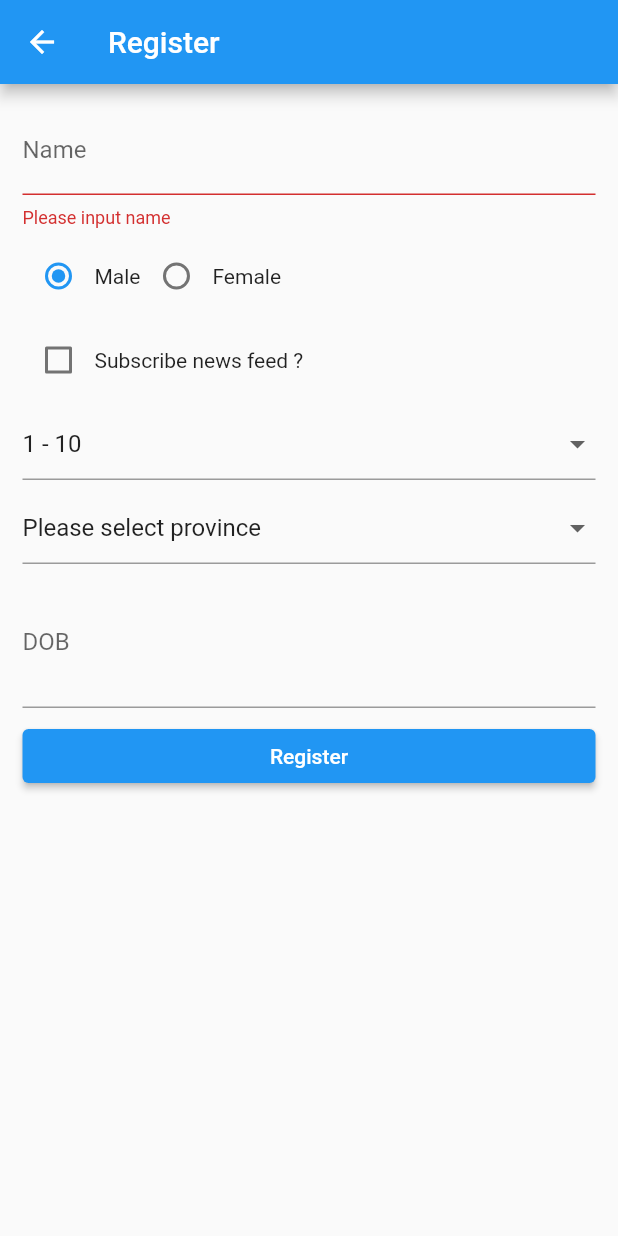
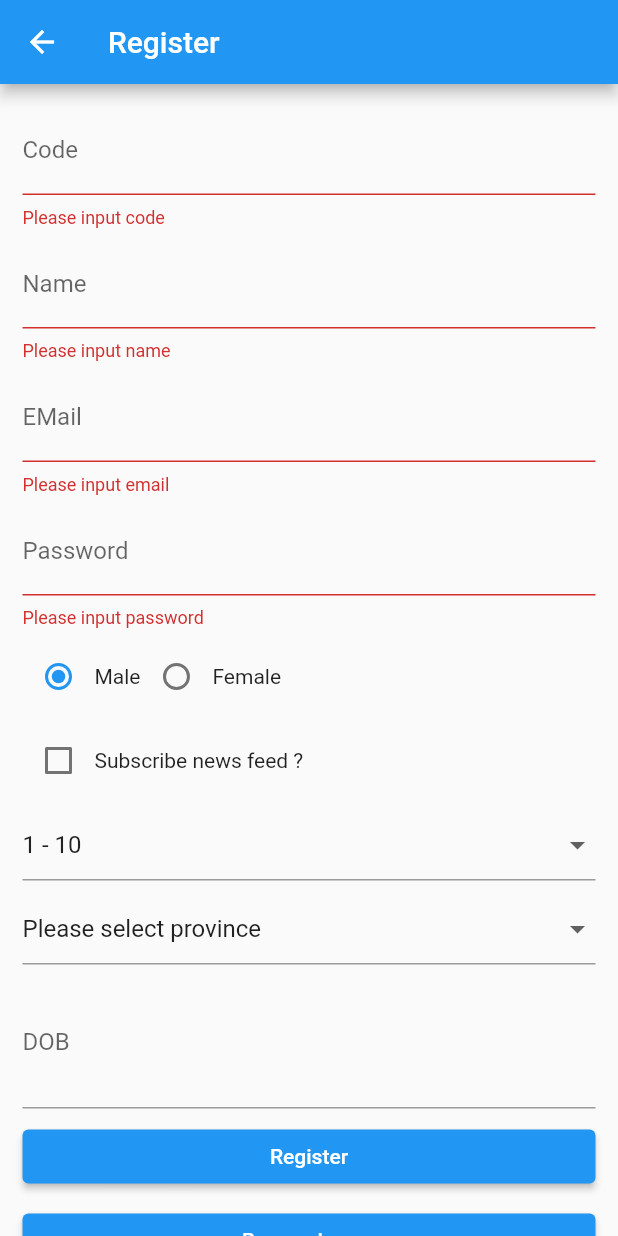
Before and after one commit to Sommaik/simple_mobile, a Flutter app: the RegisterPage screen opened by its route, after a tap on "Register", on a phone screen of 412 x 824 dp. Run offline on Flutter 3.47's test engine with Material 2 defaults, Android fonts, the phone set to English and light mode, and no system bars; our stand-ins replace dio, hooks_riverpod, image_picker.

```diff
--- a/lib/pages/register_page.dart
+++ b/lib/pages/register_page.dart
@@ -1,15 +1,19 @@
 import 'package:flutter/material.dart';
+import 'package:hooks_riverpod/hooks_riverpod.dart';
+import 'package:image_picker/image_picker.dart';
+import 'package:intl/intl.dart';
+import 'package:simple_mobile/states/api_provider.dart';
 
 import '../widgets/row_space.dart';
 
-class RegisterPage extends StatefulWidget {
+class RegisterPage extends ConsumerStatefulWidget {
   @override
-  State<StatefulWidget> createState() {
+  ConsumerState<ConsumerStatefulWidget> createState() {
     return Register();
   }
 }
 
-class Register extends State<RegisterPage> {
+class Register extends ConsumerState<RegisterPage> {
   final _formKey = GlobalKey<FormState>();
   var sex = 1;
   var isSubscribe = false;
@@ -23,6 +27,10 @@ class Register extends State<RegisterPage> {
 
   var province = "-";
   var dobControler = TextEditingController();
+  var _name = TextEditingController();
+  var _code = TextEditingController();
+  var _email = TextEditingController();
+  var _pwd = TextEditingController();
 
   @override
   Widget build(Object context) {
@@ -32,12 +40,19 @@ class Register extends State<RegisterPage> {
       ),
       body: Form(
         key: _formKey,
+        child: SingleChildScrollView(
           child: Container(
             margin: EdgeInsets.all(15),
             child: Column(
               crossAxisAlignment: CrossAxisAlignment.stretch,
               children: [
+                codeInput(),
+                const RowSpace(),
                 nameInput(),
+                const RowSpace(),
+                emailInput(),
+                const RowSpace(),
+                pwdInput(),
                 const RowSpace(),
                 sexInput(),
                 const RowSpace(),
@@ -50,7 +65,10 @@ class Register extends State<RegisterPage> {
                 dobInput(),
                 const RowSpace(),
                 registerBtn(),
+                const RowSpace(),
+                imageInputBtn(),
               ],
+            ),
           ),
         ),
       ),
@@ -60,14 +78,36 @@ class Register extends State<RegisterPage> {
   ElevatedButton registerBtn() {
     return ElevatedButton(
       onPressed: () {
-        if (_formKey.currentState!.validate()) {}
+        if (_formKey.currentState!.validate()) {
+          onRegister();
+        } else {
+          // TODO: show warning
+        }
       },
       child: Text("Register"),
     );
   }
 
+  void onRegister() async {
+    var register = {};
+    register["code"] = _code.text;
+    register["name"] = _name.text;
+    register["email"] = _email.text;
+    register["pwd"] = _pwd.text;
+    try {
+      var dio = ref.read(apiProvider);
+      var resp = await dio.post("/register", data: register);
+      var respData = resp.data;
+      Navigator.of(context).pop();
+    } catch (e) {
+      // TODO: show error
+      print(e.toString());
+    }
+  }
+
   TextFormField nameInput() {
     return TextFormField(
+      controller: _name,
       decoration: InputDecoration(
         label: Text("Name"),
       ),
@@ -78,6 +118,70 @@ class Register extends State<RegisterPage> {
         if (value.length < 5) {
           return "Name must be > 5";
         }
+      }),
+    );
+  }
+
+  TextFormField codeInput() {
+    return TextFormField(
+      controller: _code,
+      decoration: const InputDecoration(
+        label: Text("Code"),
+      ),
+      validator: ((value) {
+        if (value!.isEmpty) {
+          return "Please input code";
+        }
+        if (value.length > 5) {
+          return "Name must be < 5";
+        }
+      }),
+    );
+  }
+
+  TextFormField emailInput() {
+    return TextFormField(
+      controller: _email,
+      decoration: const InputDecoration(
+        label: Text("EMail"),
+      ),
+      validator: ((value) {
+        if (value!.isEmpty) {
+          return "Please input email";
+        }
+      }),
+    );
+  }
+
+  TextFormField pwdInput() {
+    return TextFormField(
+      controller: _pwd,
+      obscureText: true,
+      decoration: const InputDecoration(
+        label: Text("Password"),
+      ),
+      validator: ((value) {
+        if (value!.isEmpty) {
+          return "Please input password";
+        }
+      }),
+    );
+  }
+
+  TextFormField pwdConfirmInput() {
+    return TextFormField(
+      obscureText: true,
+      decoration: const InputDecoration(
+        label: Text("Confirm Password"),
+      ),
+      validator: ((value) {
+        if (value!.isEmpty) {
+          return "Please input re-password";
+        }
+        if (value != _pwd.text) {
+          return "Password mismatch !!!";
+        }
+        return null;
       }),
     );
   }
@@ -168,17 +272,6 @@ class Register extends State<RegisterPage> {
   }
 
   Widget dobInput() {
-    // return ElevatedButton(
-    //     onPressed: () async {
-    //       var now = DateTime.now();
-    //       var result = await showDatePicker(
-    //         context: context,
-    //         initialDate: now,
-    //         firstDate: now,
-    //         lastDate: DateTime(now.year + 10),
-    //       );
-    //     },
-    //     child: Text("DOB"));
     return TextFormField(
       controller: dobControler,
       decoration: InputDecoration(
@@ -190,13 +283,27 @@ class Register extends State<RegisterPage> {
             var result = await showDatePicker(
               context: context,
               initialDate: now,
-              firstDate: now,
+              firstDate: DateTime(now.year - 100),
               lastDate: DateTime(now.year + 10),
             );
-            dobControler.text = result.toString();
+            var df = DateFormat("dd/MM/yyyy");
+            dobControler.text = df.format(result!);
           },
         ),
       ),
+    );
+  }
+
+  imageInput() async {
+    var img = await ImagePicker.platform.getImage(source: ImageSource.camera);
+  }
+
+  Widget imageInputBtn() {
+    return ElevatedButton(
+      onPressed: () {
+        imageInput();
+      },
+      child: const Text("Browse Image"),
     );
   }
 }
--- a/pubspec.yaml
+++ b/pubspec.yaml
@@ -38,6 +38,9 @@ dependencies:
   cupertino_icons: ^1.0.2
   flutter_hooks: ^0.18.5+1
   hooks_riverpod: ^2.1.1
+  intl: ^0.17.0
+  image_picker: ^0.8.6
+  dio: ^4.0.6
 
 dev_dependencies:
   flutter_test:
```
Also changed, not shown: lib/pages/login_page.dart (+81 -4 lines), lib/states/api_provider.dart (added, +13 -0 lines), pubspec.lock. Lines whose indentation alone changed are shown as unchanged.
